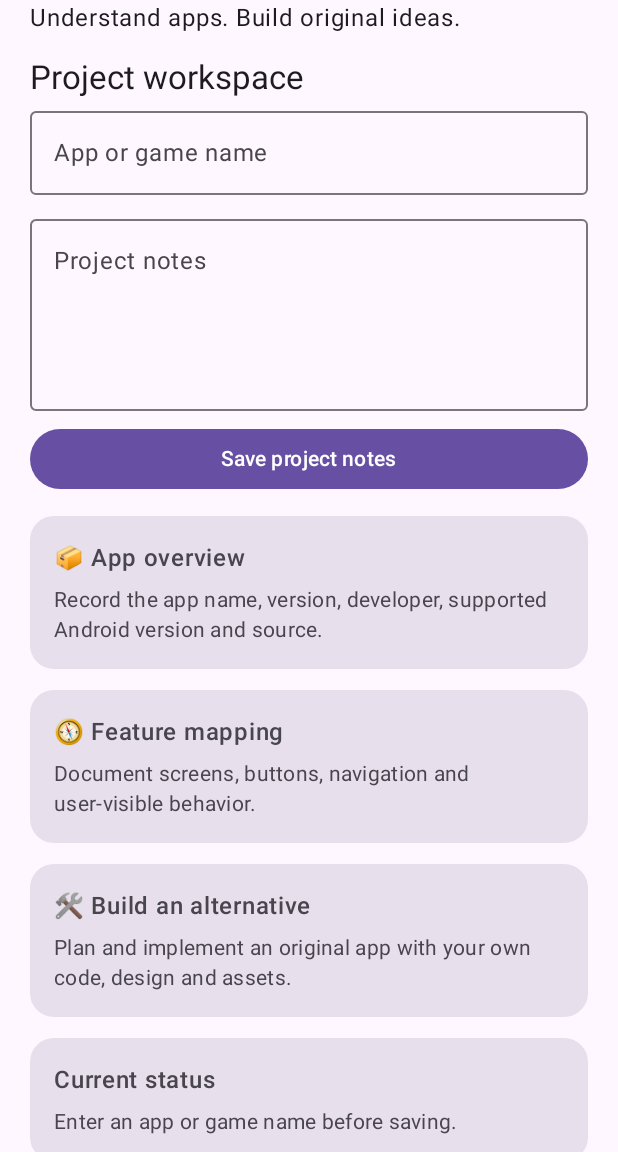
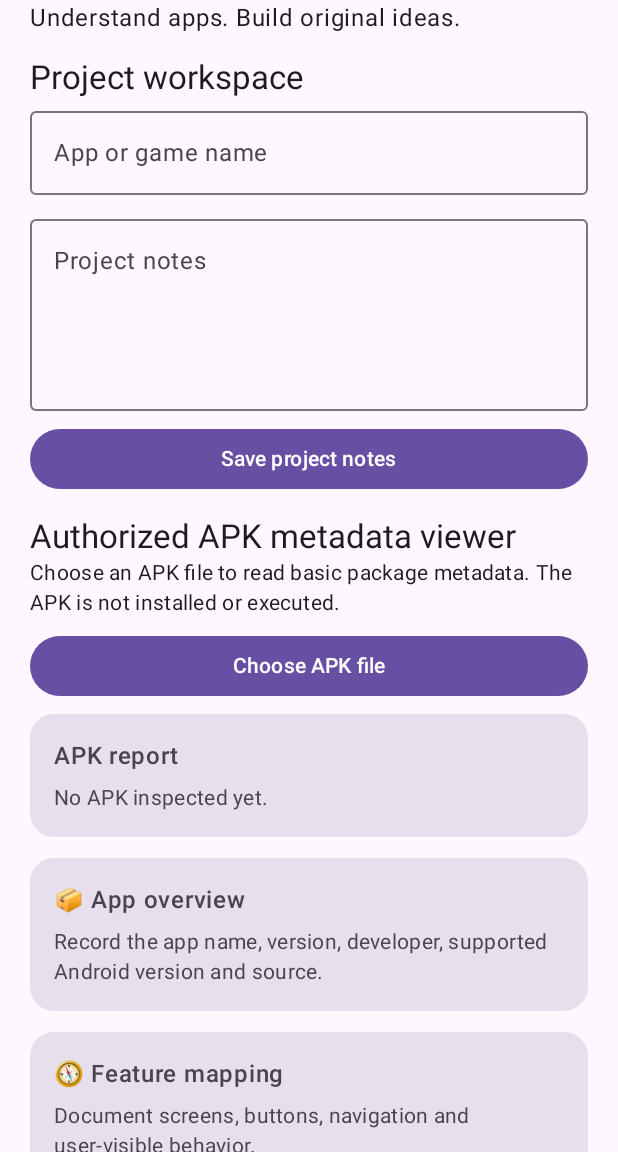
Before and after one commit to ashishxhub/XhubREA, an Android app built with Jetpack Compose: the screen it shows after launch (MainActivity), after a tap on "Save project notes", on a phone screen of 412 x 824 dp, the part 84-1236 px from its top. Run offline under Robolectric (Android 15) with nearby library versions, the phone set to English and light mode, and no system bars.

Commit message:
Add read-only authorized APK metadata inspector

```diff
--- a/app/src/main/java/com/ashishxhub/xhubrea/MainActivity.kt
+++ b/app/src/main/java/com/ashishxhub/xhubrea/MainActivity.kt
@@ -1,8 +1,12 @@
 package com.ashishxhub.xhubrea
 
+import android.content.pm.PackageManager
+import android.os.Build
 import android.os.Bundle
 import androidx.activity.ComponentActivity
+import androidx.activity.compose.rememberLauncherForActivityResult
 import androidx.activity.compose.setContent
+import androidx.activity.result.contract.ActivityResultContracts
 import androidx.compose.foundation.layout.Arrangement
 import androidx.compose.foundation.layout.Column
 import androidx.compose.foundation.layout.PaddingValues
@@ -25,12 +29,17 @@ import androidx.compose.runtime.Composable
 import androidx.compose.runtime.getValue
 import androidx.compose.runtime.mutableStateOf
 import androidx.compose.runtime.remember
+import androidx.compose.runtime.rememberCoroutineScope
 import androidx.compose.runtime.setValue
 import androidx.compose.ui.Modifier
 import androidx.compose.ui.platform.LocalContext
 import androidx.compose.ui.text.font.FontWeight
 import androidx.compose.ui.unit.dp
 import androidx.compose.ui.unit.sp
+import kotlinx.coroutines.Dispatchers
+import kotlinx.coroutines.launch
+import kotlinx.coroutines.withContext
+import java.io.File
 
 class MainActivity : ComponentActivity() {
     override fun onCreate(savedInstanceState: Bundle?) {
@@ -48,6 +57,7 @@ class MainActivity : ComponentActivity() {
 @Composable
 private fun XhubReaDashboard() {
     val context = LocalContext.current
+    val scope = rememberCoroutineScope()
     val preferences = remember {
         context.getSharedPreferences("xhubrea_project", android.content.Context.MODE_PRIVATE)
     }
@@ -55,7 +65,52 @@ private fun XhubReaDashboard() {
     var target by remember { mutableStateOf(preferences.getString("project_name", "") ?: "") }
     var notes by remember { mutableStateOf(preferences.getString("project_notes", "") ?: "") }
     var status by remember {
-        mutableStateOf("Create a project note for an app you own, an open-source app, or one you have permission to study.")
+        mutableStateOf("Create a project note for an app you own, an open-source app, or an app you have permission to study.")
+    }
+    var apkReport by remember { mutableStateOf("No APK inspected yet.") }
+
+    val apkPicker = rememberLauncherForActivityResult(
+        contract = ActivityResultContracts.OpenDocument()
+    ) { uri ->
+        if (uri != null) {
+            status = "Reading APK metadata…"
+            scope.launch {
+                apkReport = withContext(Dispatchers.IO) {
+                    runCatching {
+                        val apkFile = File(context.cacheDir, "xhubrea_inspection.apk")
+                        context.contentResolver.openInputStream(uri)?.use { input ->
+                            apkFile.outputStream().use { output ->
+                                input.copyTo(output)
+                            }
+                        } ?: error("Could not open the selected file.")
+
+                        val packageInfo = context.packageManager.getPackageArchiveInfo(
+                            apkFile.absolutePath,
+                            0
+                        ) ?: error("This file is not a readable Android APK.")
+
+                        val version = if (Build.VERSION.SDK_INT >= Build.VERSION_CODES.P) {
+                            packageInfo.longVersionCode
+                        } else {
+                            @Suppress("DEPRECATION")
+                            packageInfo.versionCode.toLong()
+                        }
+                        val minSdk = if (Build.VERSION.SDK_INT >= Build.VERSION_CODES.N) {
+                            packageInfo.applicationInfo?.minSdkVersion?.toString() ?: "Unknown"
+                        } else {
+                            "Not available on this Android version"
+                        }
+                        val targetSdk = packageInfo.applicationInfo?.targetSdkVersion?.toString()
+                            ?: "Unknown"
+
+                        "APK metadata (read-only)\nPackage: ${packageInfo.packageName}\nVersion name: ${packageInfo.versionName ?: "Unknown"}\nVersion code: $version\nMinimum SDK: $minSdk\nTarget SDK: $targetSdk"
+                    }.getOrElse { error ->
+                        "Could not inspect this file: ${error.message ?: "Unknown error"}"
+                    }
+                }
+                status = "APK metadata inspection finished."
+            }
+        }
     }
 
     LazyColumn(
@@ -113,6 +168,24 @@ private fun XhubReaDashboard() {
             }
         }
         item {
+            Text("Authorized APK metadata viewer", style = MaterialTheme.typography.titleLarge)
+            Text(
+                "Choose an APK file to read basic package metadata. The APK is not installed or executed.",
+                style = MaterialTheme.typography.bodyMedium
+            )
+            Spacer(modifier = Modifier.height(8.dp))
+            Button(
+                onClick = {
+                    apkPicker.launch(arrayOf("application/vnd.android.package-archive", "application/octet-stream"))
+                },
+                modifier = Modifier.fillMaxWidth()
+            ) {
+                Text("Choose APK file")
+            }
+            Spacer(modifier = Modifier.height(8.dp))
+            InfoCard(title = "APK report", body = apkReport)
+        }
+        item {
             InfoCard(
                 title = "📦 App overview",
                 body = "Record the app name, version, developer, supported Android version and source."
@@ -135,7 +208,7 @@ private fun XhubReaDashboard() {
         }
         item {
             Text(
-                text = "Notes are stored locally on this device. Use only apps you own, open-source projects, or apps you have permission to inspect. Do not use this project to bypass security, paid access, authentication or anti-cheat systems.",
+                text = "Notes are stored locally on this device. Use only apps you own, open-source projects, or apps you have permission to inspect. This viewer reads basic APK metadata only; it does not bypass protections or execute the selected APK.",
                 style = MaterialTheme.typography.bodySmall,
                 color = MaterialTheme.colorScheme.onSurfaceVariant
             )
```
